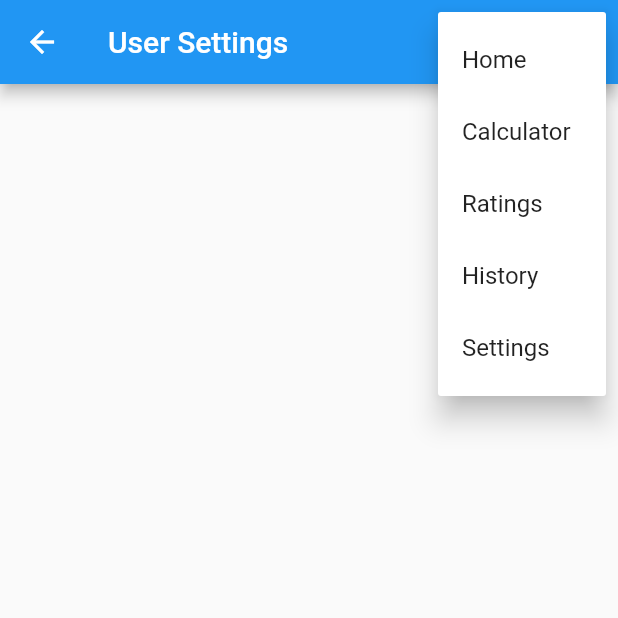
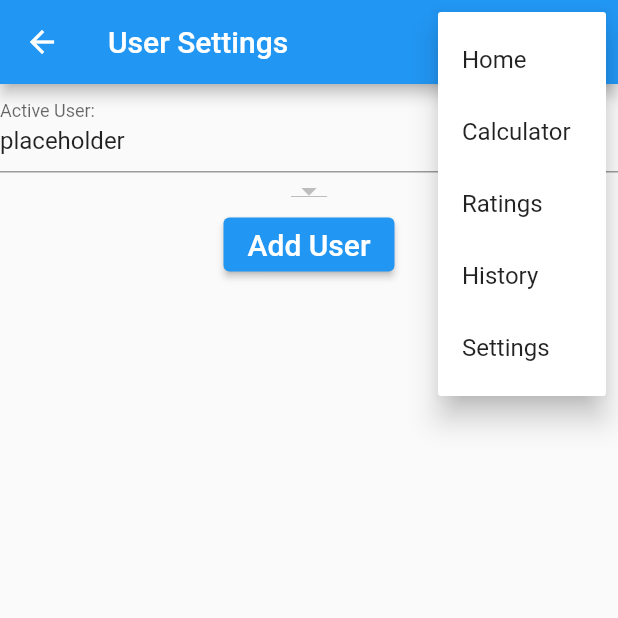
Before and after one commit to luca-hom/bmi, a Flutter app: the Settings_Users screen opened directly, after a tap on the "more vert" icon, on a phone screen of 412 x 824 dp, the top half of it. Run offline on Flutter 3.47's test engine with Material 2 defaults, Android fonts, the phone set to English and light mode, and no system bars; our stand-ins replace shared_preferences; accounts and stored records are empty.

Commit message:
added user settings with shared preferences

```diff
--- a/lib/presentation/configuration/Settings_Users.dart
+++ b/lib/presentation/configuration/Settings_Users.dart
@@ -1,21 +1,123 @@
-
 import 'package:flutter/cupertino.dart';
 import 'package:flutter/material.dart';
+import 'package:shared_preferences/shared_preferences.dart';
+
 
 import '../BaseAppBar.dart';
 
-class Settings_Users extends StatelessWidget {
+
+class Settings_Users extends StatefulWidget{
   const Settings_Users({super.key});
+
+  @override
+  State<StatefulWidget> createState() => _SettingsUserState();
+
+}
+
+class _SettingsUserState extends State<Settings_Users> {
+  List<String>? _userList;
+  String? _activeUser = "placeholder";
+
+  @override
+  void initState() {
+    super.initState();
+    _loadUsers();
+    _loadActiveUser();
+  }
+
+  Future<void> _loadUsers() async {
+    final prefs = await SharedPreferences.getInstance();
+    setState(() {
+      _userList = prefs.getStringList('users');
+    });
+  }
+
+  _saveUsers(String name) async {
+    final prefs = await SharedPreferences.getInstance();
+    setState(() {
+      var value = prefs.getStringList('users');
+      value ??= ['']; //check if list is null
+      if (!value.contains(name)) {
+        value.add(name);
+      }
+      prefs.setStringList('users', value);
+      print(value);
+      });
+  }
+
+  Future<void> _loadActiveUser() async {
+    final prefs = await SharedPreferences.getInstance();
+    setState(() {
+      _activeUser = prefs.getString('active_user');
+      print('active User: $_activeUser');
+    });
+  }
+  _saveActiveUser(String value) async {
+    final prefs = await SharedPreferences.getInstance();
+    setState(() {
+      prefs.setString('active_user', value);
+      print('saved as active user in method: $value');
+
+    });
+  }
 
 
   @override
   Widget build(BuildContext context) {
+    var nameController = TextEditingController();
     return Scaffold(
-      appBar: BaseAppBar(
-        title: Text('User Settings'),
-        appBar: AppBar(),
-      ), // body is the majority of the screen.
-      body: Container()
+        appBar: BaseAppBar(
+          title: Text('User Settings'),
+          appBar: AppBar(),
+        ), // body is the majority of the screen.
+        body: Container(
+            child: Center(
+                child: Column(
+                  children: [
+                    TextFormField(
+                      readOnly: true,
+                      initialValue: _activeUser,
+                      decoration: const InputDecoration(
+                        border: UnderlineInputBorder(),
+                        labelText: 'Active User:',
+                      ),
+                    ),
+                    DropdownButton(
+                        items: _userList?.map<DropdownMenuItem<String>>((String value) {
+                          return DropdownMenuItem<String> (
+                            value: value,
+                            child: Text(value),
+                          );
+                        }).toList(),
+                        onChanged: (String? value) {
+                          _saveActiveUser(value!);
+                          _loadActiveUser();
+                        }),
+                    ElevatedButton(onPressed: () => showDialog(
+                        context: context,
+                        builder: (BuildContext context) => AlertDialog(
+                          title: const Text('Add User'),
+                          content: TextField(
+                            controller: nameController,
+                            decoration: InputDecoration(
+                              border: OutlineInputBorder(),
+                              hintText: 'Enter a name')
+                          ),
+                          actions: [
+                            TextButton(
+                                onPressed: () => Navigator.pop(context, 'Cancel') ,
+                                child: const Text('Cancel')),
+                            TextButton(
+                                onPressed: () => [_saveUsers(nameController.text),Navigator.pop(context, 'OK')],
+                                child: const Text('OK'))
+                          ],
+                        )),
+                        child: Text('Add User', style: TextStyle(fontSize: 20)))
+                  ],
+                )
+            )
+        )
     );
   }
+
 }
--- a/pubspec.yaml
+++ b/pubspec.yaml
@@ -31,6 +31,7 @@ environment:
 dependencies:
   flutter:
     sdk: flutter
+  shared_preferences: 2.0.15
 
 
   # The following adds the Cupertino Icons font to your application.
```
Also changed, not shown: pubspec.lock.
